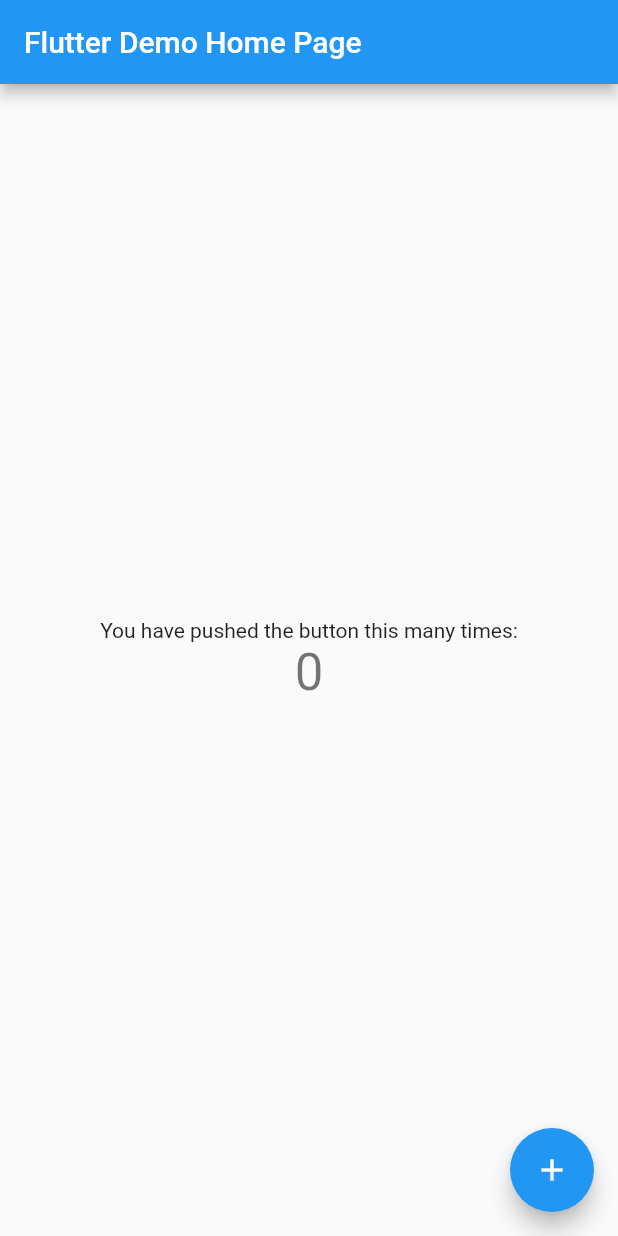
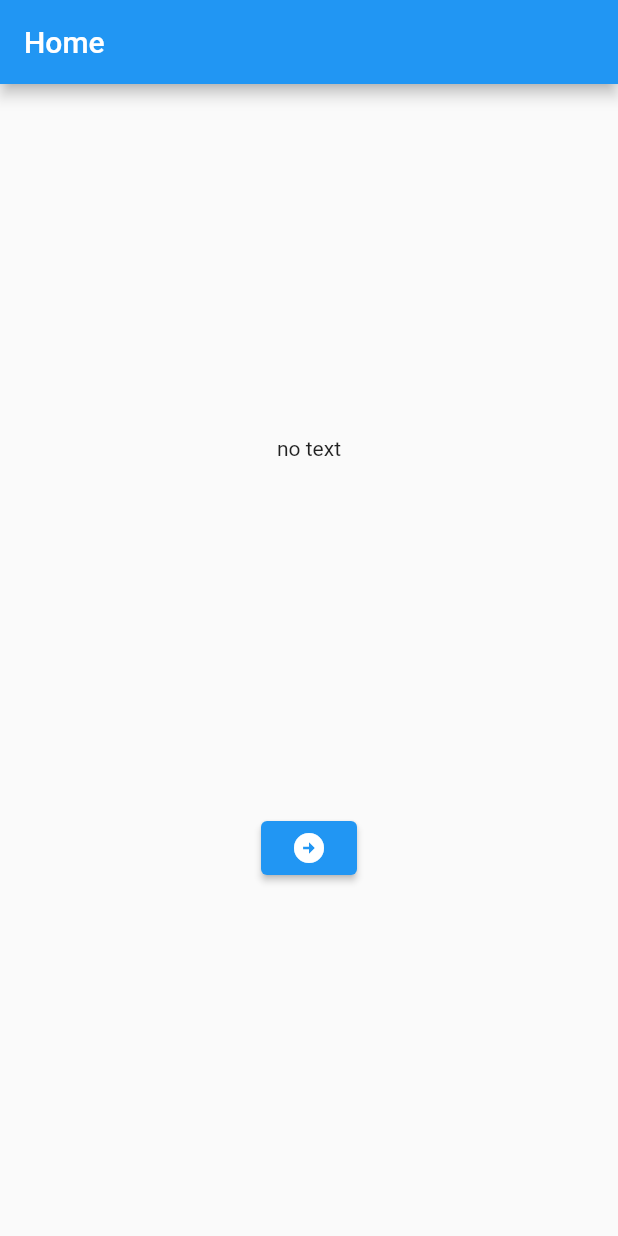
Before and after one commit to blck-snwmn/statesample, a Flutter app: the screen it shows after launch, on a phone screen of 412 x 824 dp. Run offline on Flutter 3.47's test engine with Material 2 defaults, Android fonts, the phone set to English and light mode, and no system bars; our stand-ins replace flutter_riverpod.

Commit message:
Add state sample

```diff
--- a/lib/main.dart
+++ b/lib/main.dart
@@ -1,7 +1,14 @@
 import 'package:flutter/material.dart';
+import 'package:flutter_riverpod/flutter_riverpod.dart';
+
+final txtProvider = StateProvider((ref) {
+  return "no text";
+});
 
 void main() {
-  runApp(const MyApp());
+  runApp(const ProviderScope(
+    child: MyApp(),
+  ));
 }
 
 class MyApp extends StatelessWidget {
@@ -14,54 +21,65 @@
       theme: ThemeData(
         primarySwatch: Colors.blue,
       ),
-      home: const MyHomePage(title: 'Flutter Demo Home Page'),
+      home: MyHomePage(),
     );
   }
 }
 
-class MyHomePage extends StatefulWidget {
-  const MyHomePage({super.key, required this.title});
-
-  final String title;
+class MyHomePage extends ConsumerWidget {
+  const MyHomePage({super.key});
 
   @override
-  State<MyHomePage> createState() => _MyHomePageState();
-}
+  Widget build(BuildContext context, WidgetRef ref) {
+    final String value = ref.watch(txtProvider);
 
-class _MyHomePageState extends State<MyHomePage> {
-  int _counter = 0;
-
-  void _incrementCounter() {
-    setState(() {
-      _counter++;
-    });
-  }
-
-  @override
-  Widget build(BuildContext context) {
     return Scaffold(
       appBar: AppBar(
-        title: Text(widget.title),
+        title: const Text("Home"),
       ),
       body: Center(
-        child: Column(
-          mainAxisAlignment: MainAxisAlignment.center,
-          children: <Widget>[
-            const Text(
-              'You have pushed the button this many times:',
-            ),
-            Text(
-              '$_counter',
-              style: Theme.of(context).textTheme.headline4,
-            ),
-          ],
-        ),
-      ),
-      floatingActionButton: FloatingActionButton(
-        onPressed: _incrementCounter,
-        tooltip: 'Increment',
-        child: const Icon(Icons.add),
+        child: Column(children: [
+          const Spacer(),
+          Text(value),
+          const Spacer(),
+          ElevatedButton(
+            onPressed: () {
+              Navigator.push(context,
+                  MaterialPageRoute(builder: (context) => const EditPage()));
+            },
+            child: const Icon(Icons.arrow_circle_right),
+          ),
+          const Spacer(),
+        ]),
       ),
     );
   }
 }
+
+class EditPage extends ConsumerWidget {
+  const EditPage({super.key});
+
+  @override
+  Widget build(BuildContext context, WidgetRef ref) {
+    final controller = ref.read(txtProvider.notifier);
+
+    return Scaffold(
+      appBar: AppBar(
+        title: const Text("Edit"),
+      ),
+      body: Center(
+        child: Column(children: [
+          const Spacer(),
+          TextField(
+            controller: TextEditingController(text: controller.state),
+            onChanged: (txt) {
+              controller.state = txt;
+            },
+          ),
+          const Spacer(),
+          const Spacer(),
+        ]),
+      ),
+    );
+  }
+}
--- a/pubspec.yaml
+++ b/pubspec.yaml
@@ -36,6 +36,7 @@
   # The following adds the Cupertino Icons font to your application.
   # Use with the CupertinoIcons class for iOS style icons.
   cupertino_icons: ^1.0.2
+  flutter_riverpod: ^2.1.1
 
 dev_dependencies:
   flutter_test:
```
Also changed, not shown: pubspec.lock.
